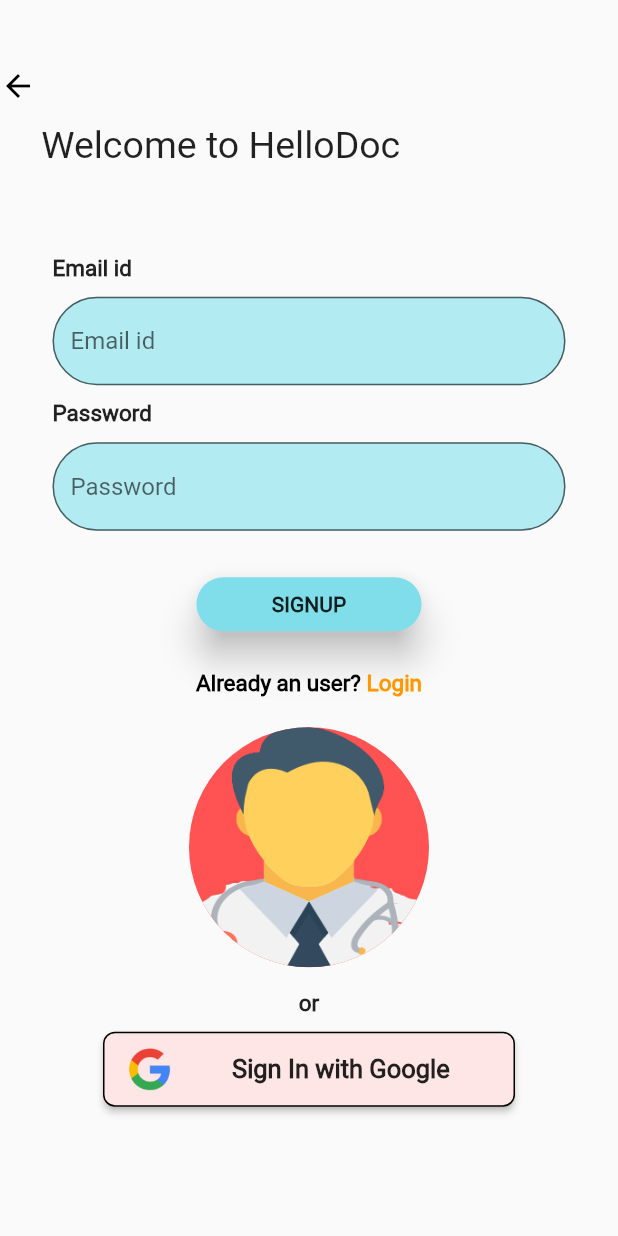
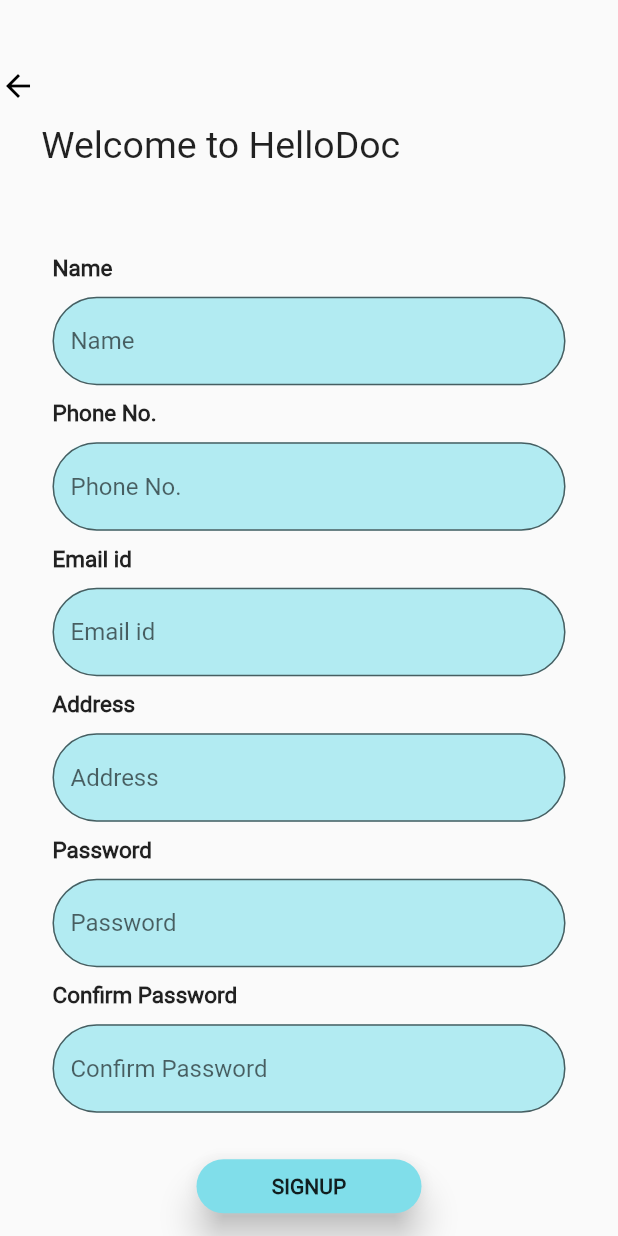
Before and after one commit to sanscript-tech/medical-emergency-flutter-node, a Flutter app: the screen it shows after launch, on a phone screen of 412 x 824 dp. Run offline on Flutter 3.47's test engine with Material 2 defaults, Android fonts, the phone set to English and light mode, and no system bars; our stand-ins replace auto_size_text, email_validator, flutter_svg, fluttertoast.

Commit message:
Signup page done

```diff
--- a/frontend/lib/pages/signup_page.dart
+++ b/frontend/lib/pages/signup_page.dart
@@ -120,8 +120,12 @@ class Signup extends StatelessWidget {
     Widget _formTextfields() {
       return Column(
         children: <Widget>[
+          _entryField("Name"),
+          _entryField("Phone No."),
           _entryField("Email id"),
+          _entryField("Address"),
           _entryField("Password", isPassword: true),
+          _entryField("Confirm Password", isPassword: true),
         ],
       );
     }
@@ -179,7 +183,8 @@ class Signup extends StatelessWidget {
                     SizedBox(
                       height: 10.0,
                     ),
-                    _googleSignInButton()
+                    _googleSignInButton(),
+                    SizedBox(height: 20),
                   ],
                 ),
               ),
```
